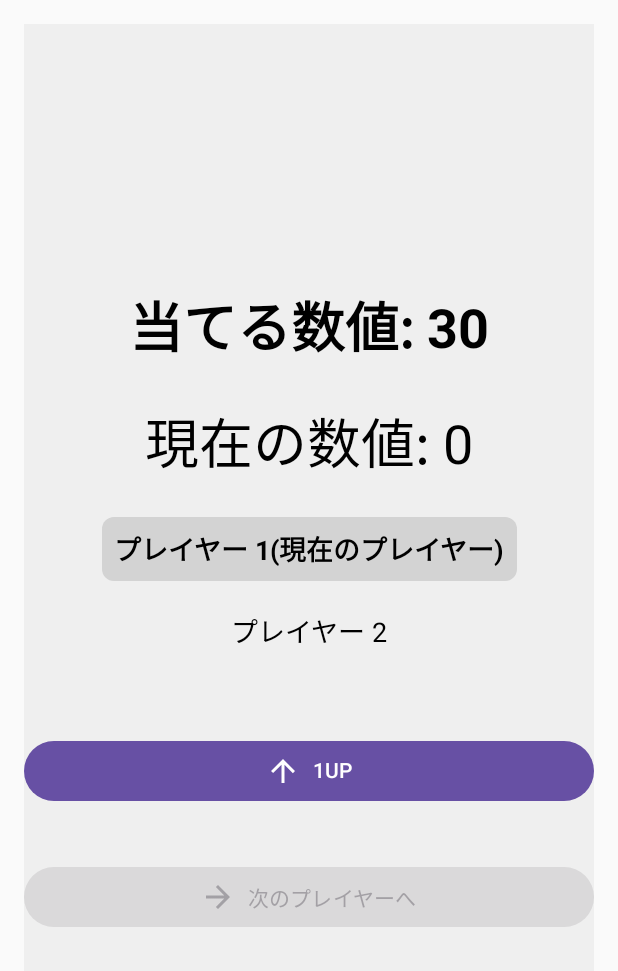
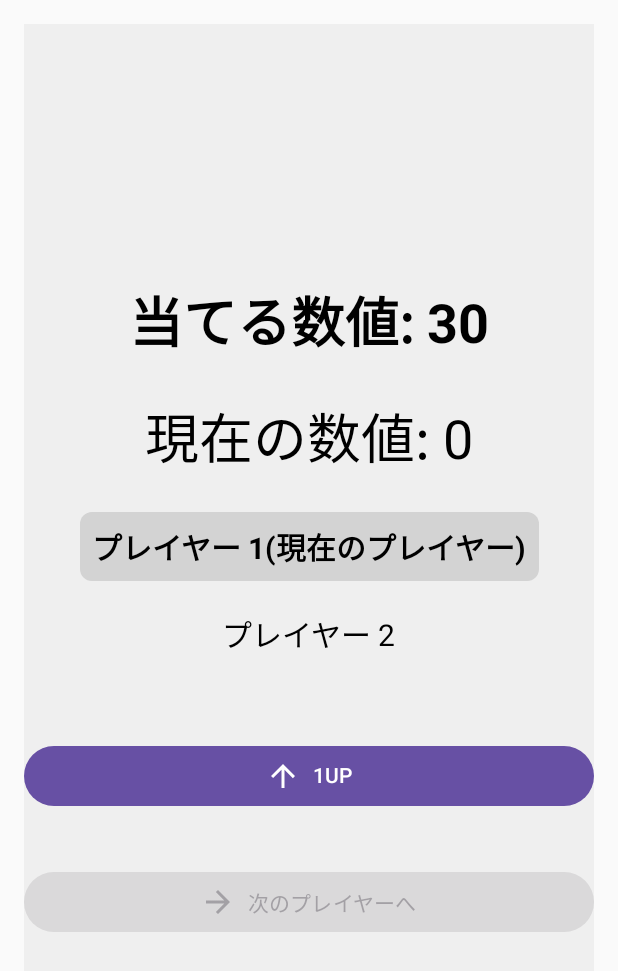
Before and after one commit to taka182/stone-catching-battle, an Android app built with Jetpack Compose: the GameScreen screen opened through its navigation route, on a phone screen of 412 x 824 dp. Shown: the top 971 px of the screen. Run offline under Robolectric (Android 15) with nearby library versions, the phone set to English and light mode, and no system bars.

Commit message:
feat: コンポーネントを使用するようにコードを修正

```diff
--- a/app/src/main/java/com/example/stone_catching_battle/view/GameScreen.kt
+++ b/app/src/main/java/com/example/stone_catching_battle/view/GameScreen.kt
@@ -3,9 +3,8 @@ package com.example.stone_catching_battle.view
 import androidx.compose.foundation.background
 import androidx.compose.foundation.layout.*
 import androidx.compose.foundation.lazy.LazyColumn
-import androidx.compose.foundation.shape.RoundedCornerShape
 import androidx.compose.material.icons.Icons
-import androidx.compose.material.icons.filled.ArrowForward
+import androidx.compose.material.icons.automirrored.filled.ArrowForward
 import androidx.compose.material.icons.filled.ArrowUpward
 import androidx.compose.material3.Button
 import androidx.compose.material3.Icon
@@ -20,7 +19,7 @@ import androidx.compose.ui.graphics.Color
 import androidx.compose.ui.text.font.FontWeight
 import androidx.compose.ui.unit.dp
 import androidx.compose.ui.unit.sp
-import androidx.navigation.NavController
+import com.example.stone_catching_battle.compose.CurrentPlayerTextItem
 import com.example.stone_catching_battle.viewmodel.GameViewModel
 
 @Composable
@@ -32,6 +31,7 @@ fun GameScreen(
     val gameTargetNumber by gameViewModel.gameTargetNumber.collectAsState()
     val gameCurrentNumber by gameViewModel.gameCurrentNumber.collectAsState()
     val currentPlayerIndex by gameViewModel.currentPlayerIndex.collectAsState()
+    val countUp by gameViewModel.countUp.collectAsState()
 
     LaunchedEffect(gameCurrentNumber) {
         if (gameTargetNumber == gameCurrentNumber) {
@@ -67,17 +67,12 @@ fun GameScreen(
         }
 
         items(gamePlayerCount) { i ->
-            Text(
-                text = if (i == currentPlayerIndex) "プレイヤー ${i + 1}(現在のプレイヤー)" else "プレイヤー ${i + 1}",
-                fontSize = 18.sp,
-                fontWeight = if (i == currentPlayerIndex) FontWeight.Bold else FontWeight.Normal,
-                modifier = Modifier
-                    .padding(bottom = 12.dp)
-                    .background(
-                        color = if (i == currentPlayerIndex) Color(0xFFD3D3D3) else Color.Transparent,
-                        shape = RoundedCornerShape(8.dp)
-                    )
-                    .padding(8.dp)
+            val isCurrentPlayer = i == currentPlayerIndex
+            CurrentPlayerTextItem(
+                text = if (isCurrentPlayer) "プレイヤー ${i + 1}(現在のプレイヤー)" else "プレイヤー ${i + 1}",
+                fontSize = 20.sp,
+                fontWeight = if (isCurrentPlayer) FontWeight.Bold else FontWeight.Normal,
+                isCurrentPlayer = isCurrentPlayer
             )
         }
 
@@ -106,9 +101,9 @@ fun GameScreen(
                 modifier = Modifier
                     .fillMaxWidth()
                     .padding(vertical = 12.dp),
-                enabled = gameViewModel.countUp.value > 0
+                enabled = countUp > 0
             ) {
-                Icon(imageVector = Icons.Default.ArrowForward, contentDescription = "次のプレイヤーへ")
+                Icon(imageVector = Icons.AutoMirrored.Filled.ArrowForward, contentDescription = "次のプレイヤーへ")
                 Spacer(modifier = Modifier.width(8.dp))
                 Text(text = "次のプレイヤーへ")
             }
--- a/app/src/main/java/com/example/stone_catching_battle/view/HomeScreen.kt
+++ b/app/src/main/java/com/example/stone_catching_battle/view/HomeScreen.kt
@@ -14,8 +14,8 @@ import androidx.compose.ui.text.style.TextAlign
 import androidx.compose.ui.unit.dp
 import androidx.compose.ui.unit.sp
 import androidx.lifecycle.viewmodel.compose.viewModel
-import com.example.stone_catching_battle.PlayerOptions
-import com.example.stone_catching_battle.compose.ButtonItem
+import com.example.stone_catching_battle.util.PlayerOptions
+import com.example.stone_catching_battle.compose.SelectPlayerButtonItem
 import com.example.stone_catching_battle.viewmodel.HomeViewModel
 
 @OptIn(ExperimentalMaterial3Api::class)
@@ -31,10 +31,7 @@ fun HomeScreen(
 
     LazyColumn(
         modifier = Modifier
-            .fillMaxSize()
             .padding(16.dp),
-        horizontalAlignment = Alignment.CenterHorizontally,
-        verticalArrangement = Arrangement.Top
     ) {
         item {
             Column(
@@ -42,7 +39,8 @@ fun HomeScreen(
                     .fillMaxWidth()
                     .background(Color.LightGray, shape = RoundedCornerShape(8.dp))
                     .padding(16.dp),
-                horizontalAlignment = Alignment.CenterHorizontally
+                horizontalAlignment = Alignment.CenterHorizontally,
+                verticalArrangement = Arrangement.Top
             ) {
                 Text(
                     text = "石取りゲームの説明",
@@ -68,7 +66,6 @@ fun HomeScreen(
         item {
             Column(
                 modifier = Modifier
-                    .fillMaxWidth()
                     .padding(8.dp),
                 horizontalAlignment = Alignment.CenterHorizontally,
                 verticalArrangement = Arrangement.Center
@@ -89,11 +86,11 @@ fun HomeScreen(
                         value = targetNumber.toString(),
                         onValueChange = {},
                         readOnly = true,
+                        singleLine = true,
                         label = { Text("数値を選択") },
                         trailingIcon = { ExposedDropdownMenuDefaults.TrailingIcon(expanded = expanded) },
                         modifier = Modifier
-                            .fillMaxWidth()
-                            .menuAnchor()
+                            .menuAnchor(MenuAnchorType.PrimaryNotEditable, enabled = true).fillMaxWidth()
                     )
 
                     ExposedDropdownMenu(
@@ -112,7 +109,7 @@ fun HomeScreen(
                     }
                 }
 
-                Spacer(modifier = Modifier.height(24.dp))
+                Spacer(modifier = Modifier.height(50.dp))
 
                 // プレイヤー数選択ボタン
                 Row(
@@ -121,16 +118,17 @@ fun HomeScreen(
                     horizontalArrangement = Arrangement.SpaceEvenly,
                     verticalAlignment = Alignment.CenterVertically
                 ) {
-                    PlayerOptions.values().filter { it.ordinal >= PlayerOptions.TWO.ordinal }.forEach { playerOptions  ->
-                        ButtonItem(
-                            text = "${playerOptions.count} 人",
-                            isSelected = playerCount == playerOptions.count,
-                            onClick = { homeViewModel.setPlayerCount(playerOptions.count) }
-                        )
-                    }
+                    PlayerOptions.values().filter { it.ordinal >= PlayerOptions.TWO.ordinal }
+                        .forEach { playerOptions ->
+                            SelectPlayerButtonItem(
+                                text = "${playerOptions.count} 人",
+                                isSelected = playerCount == playerOptions.count,
+                                onClick = { homeViewModel.setPlayerCount(playerOptions.count) }
+                            )
+                        }
                 }
 
-                Spacer(modifier = Modifier.height(32.dp))
+                Spacer(modifier = Modifier.height(24.dp))
 
                 Button(
                     onClick = { onStartGame(targetNumber, playerCount) },
```
